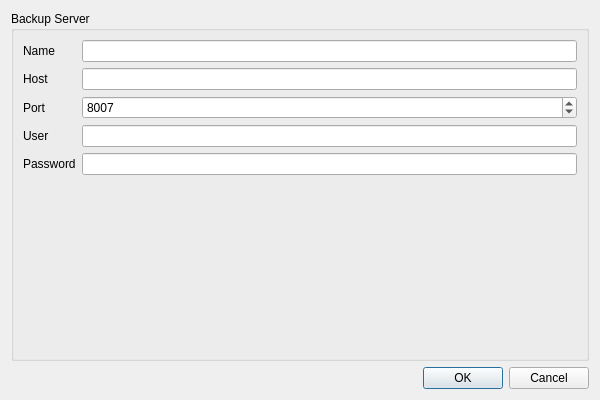
The window that tools/pbseditor.ui (theinvisible/tiBackupUi) describes before a commit, drawn with Qt 5.
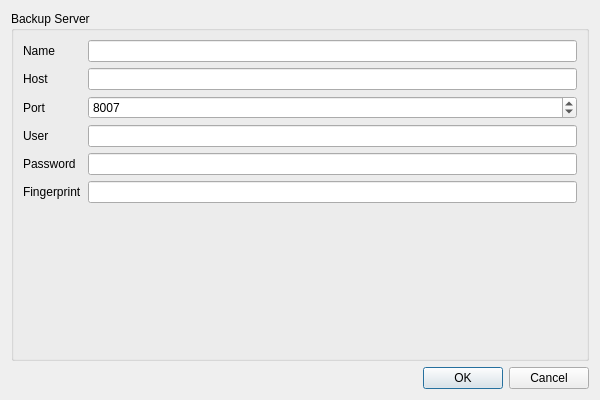
The same window after the commit.

Diff of the .ui file:
```diff
--- a/tools/pbseditor.ui
+++ b/tools/pbseditor.ui
@@ -89,6 +89,16 @@
           </property>
          </widget>
         </item>
+        <item row="5" column="0">
+         <widget class="QLabel" name="label_6">
+          <property name="text">
+           <string>Fingerprint</string>
+          </property>
+         </widget>
+        </item>
+        <item row="5" column="1">
+         <widget class="QLineEdit" name="leFingerprint"/>
+        </item>
        </layout>
       </item>
      </layout>
```
